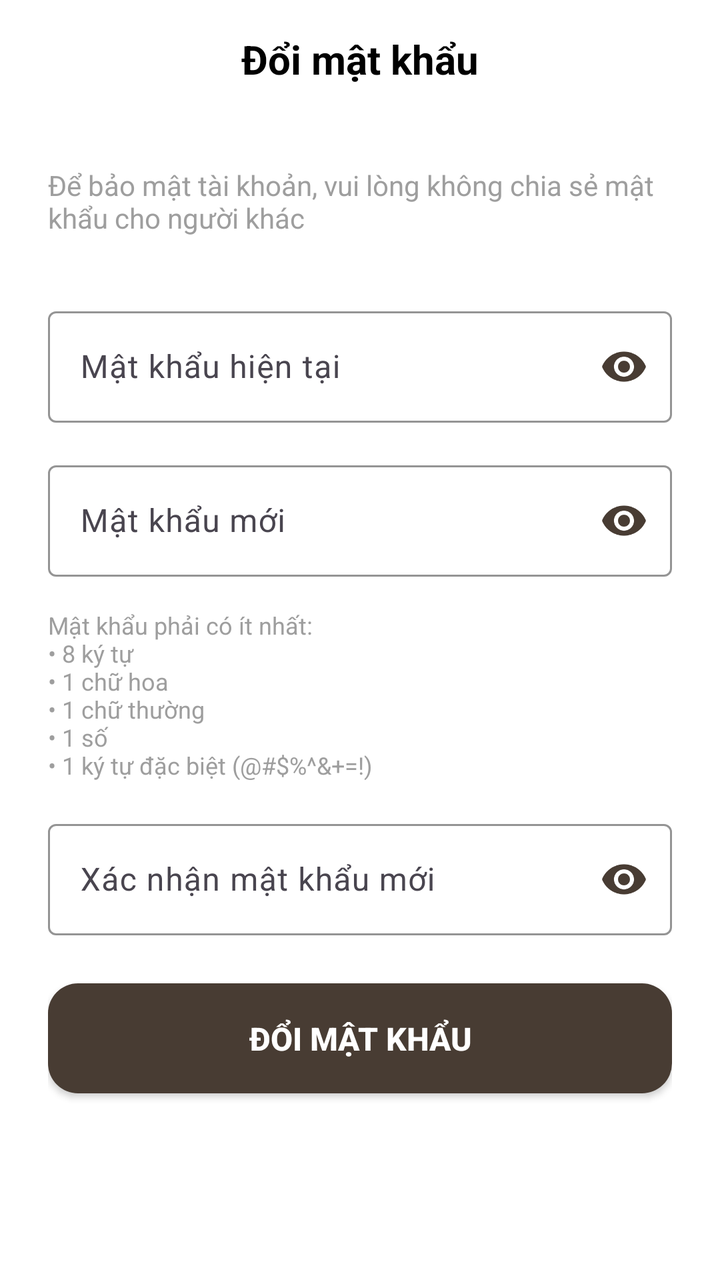
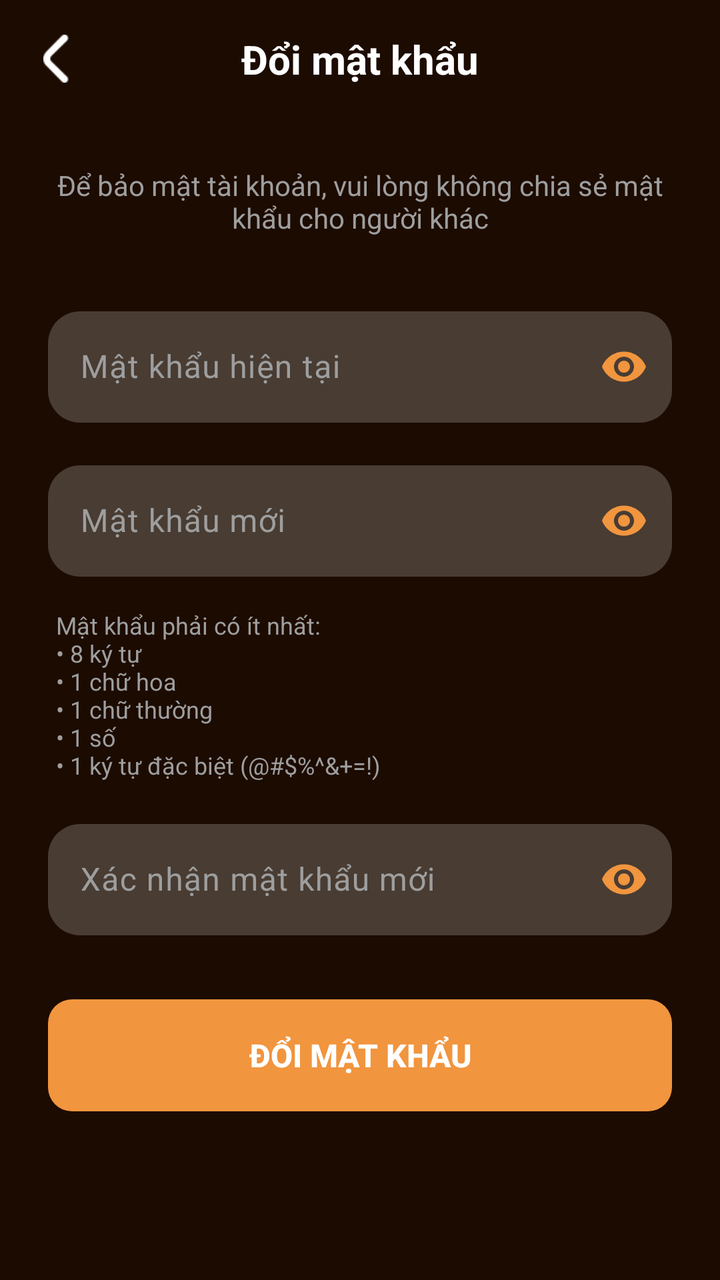

Before-and-after screenshots of an Android layout around one commit, followed by the original layout XML and the change that was made.
<!-- AndroidManifest.xml: application theme Theme.TTLTMobile -->
<!-- res/layout/activity_change_password.xml -->
<?xml version="1.0" encoding="utf-8"?>
<androidx.constraintlayout.widget.ConstraintLayout xmlns:android="http://schemas.android.com/apk/res/android"
    xmlns:app="http://schemas.android.com/apk/res-auto"
    xmlns:tools="http://schemas.android.com/tools"
    android:layout_width="match_parent"
    android:layout_height="match_parent"
    android:background="@color/white"
    tools:context=".ui.profile.ChangePasswordActivity">

    
    <LinearLayout
        android:id="@+id/header"
        android:layout_width="match_parent"
        android:layout_height="wrap_content"
        android:orientation="horizontal"
        android:padding="16dp"
        android:gravity="center_vertical"
        app:layout_constraintTop_toTopOf="parent">

        <ImageView
            android:id="@+id/btnBack"
            android:layout_width="24dp"
            android:layout_height="24dp"
            android:src="@drawable/back"
            android:contentDescription="Back" />

        <TextView
            android:layout_width="0dp"
            android:layout_height="wrap_content"
            android:layout_weight="1"
            android:text="Đổi mật khẩu"
            android:textSize="20sp"
            android:textStyle="bold"
            android:textColor="@color/black"
            android:gravity="center"
            android:layout_marginEnd="24dp" />
    </LinearLayout>

    
    <ScrollView
        android:layout_width="match_parent"
        android:layout_height="0dp"
        android:fillViewport="true"
        app:layout_constraintTop_toBottomOf="@id/header"
        app:layout_constraintBottom_toBottomOf="parent">

        <LinearLayout
            android:layout_width="match_parent"
            android:layout_height="wrap_content"
            android:orientation="vertical"
            android:padding="24dp">

            
            <TextView
                android:layout_width="match_parent"
                android:layout_height="wrap_content"
                android:text="Để bảo mật tài khoản, vui lòng không chia sẻ mật khẩu cho người khác"
                android:textSize="14sp"
                android:textColor="@color/grey"
                android:layout_marginBottom="32dp" />

            
            <com.google.android.material.textfield.TextInputLayout
                android:layout_width="match_parent"
                android:layout_height="wrap_content"
                android:layout_marginBottom="16dp"
                app:boxStrokeColor="@color/brown"
                app:hintTextColor="@color/brown"
                app:endIconMode="password_toggle"
                app:endIconTint="@color/brown">

                <com.google.android.material.textfield.TextInputEditText
                    android:id="@+id/edtCurrentPassword"
                    android:layout_width="match_parent"
                    android:layout_height="wrap_content"
                    android:hint="Mật khẩu hiện tại"
                    android:inputType="textPassword"
                    android:textSize="16sp" />
            </com.google.android.material.textfield.TextInputLayout>

            
            <com.google.android.material.textfield.TextInputLayout
                android:layout_width="match_parent"
                android:layout_height="wrap_content"
                android:layout_marginBottom="16dp"
                app:boxStrokeColor="@color/brown"
                app:hintTextColor="@color/brown"
                app:endIconMode="password_toggle"
                app:endIconTint="@color/brown">

                <com.google.android.material.textfield.TextInputEditText
                    android:id="@+id/edtNewPassword"
                    android:layout_width="match_parent"
                    android:layout_height="wrap_content"
                    android:hint="Mật khẩu mới"
                    android:inputType="textPassword"
                    android:textSize="16sp" />
            </com.google.android.material.textfield.TextInputLayout>

            
            <TextView
                android:layout_width="match_parent"
                android:layout_height="wrap_content"
                android:text="Mật khẩu phải có ít nhất:\n• 8 ký tự\n• 1 chữ hoa\n• 1 chữ thường\n• 1 số\n• 1 ký tự đặc biệt (@#$%^&amp;+=!)"
                android:textSize="12sp"
                android:textColor="@color/grey"
                android:layout_marginBottom="16dp" />

            
            <com.google.android.material.textfield.TextInputLayout
                android:layout_width="match_parent"
                android:layout_height="wrap_content"
                android:layout_marginBottom="24dp"
                app:boxStrokeColor="@color/brown"
                app:hintTextColor="@color/brown"
                app:endIconMode="password_toggle"
                app:endIconTint="@color/brown">

                <com.google.android.material.textfield.TextInputEditText
                    android:id="@+id/edtConfirmPassword"
                    android:layout_width="match_parent"
                    android:layout_height="wrap_content"
                    android:hint="Xác nhận mật khẩu mới"
                    android:inputType="textPassword"
                    android:textSize="16sp" />
            </com.google.android.material.textfield.TextInputLayout>

            
            <androidx.appcompat.widget.AppCompatButton
                android:id="@+id/btnChangePassword"
                android:layout_width="match_parent"
                android:layout_height="55dp"
                android:text="Đổi mật khẩu"
                android:textColor="@color/white"
                android:textSize="16sp"
                android:textStyle="bold"
                android:background="@drawable/brown_bg" />

        </LinearLayout>
    </ScrollView>

</androidx.constraintlayout.widget.ConstraintLayout>
<!-- resources referenced by this layout -->
<resources>
  <color name="black">#FF000000</color>
  <color name="brown">#483c33</color>
  <color name="grey">#9E9E9E</color>
  <color name="white">#FFFFFFFF</color>
  <!-- drawable back: png bitmap (drawable-hdpi, 258 bytes) -->
  <!-- drawable brown_bg (drawable) -->
  <?xml version="1.0" encoding="utf-8"?>
  <selector xmlns:android="http://schemas.android.com/apk/res/android">
  <item>
      <shape android:shape="rectangle">
          <solid android:color="@color/brown"/>
          <corners android:radius="15dp"/>
      </shape>
  </item>
  </selector>
  <style name="Theme.TTLTMobile" parent="Base.Theme.TTLTMobile" />
  <style name="Base.Theme.TTLTMobile" parent="Theme.Material3.DayNight.NoActionBar">
          
          
      </style>
</resources>

<!-- the commit's change to res/layout/activity_change_password.xml (unified diff, before → after) -->
@@ -4,10 +4,9 @@
     xmlns:tools="http://schemas.android.com/tools"
     android:layout_width="match_parent"
     android:layout_height="match_parent"
-    android:background="@color/white"
+    android:background="@color/darkBrown"
     tools:context=".ui.profile.ChangePasswordActivity">
 
-    
     <LinearLayout
         android:id="@+id/header"
         android:layout_width="match_parent"
@@ -22,6 +21,7 @@
             android:layout_width="24dp"
             android:layout_height="24dp"
             android:src="@drawable/back"
+            app:tint="@color/white"
             android:contentDescription="Back" />
 
         <TextView
@@ -31,12 +31,11 @@
             android:text="Đổi mật khẩu"
             android:textSize="20sp"
             android:textStyle="bold"
-            android:textColor="@color/black"
+            android:textColor="@color/white"
             android:gravity="center"
             android:layout_marginEnd="24dp" />
     </LinearLayout>
 
-    
     <ScrollView
         android:layout_width="match_parent"
         android:layout_height="0dp"
@@ -50,24 +49,29 @@
             android:orientation="vertical"
             android:padding="24dp">
 
-            
             <TextView
                 android:layout_width="match_parent"
                 android:layout_height="wrap_content"
                 android:text="Để bảo mật tài khoản, vui lòng không chia sẻ mật khẩu cho người khác"
                 android:textSize="14sp"
                 android:textColor="@color/grey"
+                android:gravity="center"
                 android:layout_marginBottom="32dp" />
 
-            
             <com.google.android.material.textfield.TextInputLayout
                 android:layout_width="match_parent"
                 android:layout_height="wrap_content"
                 android:layout_marginBottom="16dp"
-                app:boxStrokeColor="@color/brown"
-                app:hintTextColor="@color/brown"
+                android:textColorHint="@color/grey"
+                app:boxBackgroundColor="@color/brown"
+                app:boxStrokeWidth="0dp"
+                app:boxCornerRadiusTopStart="16dp"
+                app:boxCornerRadiusTopEnd="16dp"
+                app:boxCornerRadiusBottomStart="16dp"
+                app:boxCornerRadiusBottomEnd="16dp"
+                app:hintTextColor="@color/orange"
                 app:endIconMode="password_toggle"
-                app:endIconTint="@color/brown">
+                app:endIconTint="@color/orange">
 
                 <com.google.android.material.textfield.TextInputEditText
                     android:id="@+id/edtCurrentPassword"
@@ -75,18 +79,24 @@
                     android:layout_height="wrap_content"
                     android:hint="Mật khẩu hiện tại"
                     android:inputType="textPassword"
+                    android:textColor="@color/white"
                     android:textSize="16sp" />
             </com.google.android.material.textfield.TextInputLayout>
 
-            
             <com.google.android.material.textfield.TextInputLayout
                 android:layout_width="match_parent"
                 android:layout_height="wrap_content"
                 android:layout_marginBottom="16dp"
-                app:boxStrokeColor="@color/brown"
-                app:hintTextColor="@color/brown"
+                android:textColorHint="@color/grey"
+                app:boxBackgroundColor="@color/brown"
+                app:boxStrokeWidth="0dp"
+                app:boxCornerRadiusTopStart="16dp"
+                app:boxCornerRadiusTopEnd="16dp"
+                app:boxCornerRadiusBottomStart="16dp"
+                app:boxCornerRadiusBottomEnd="16dp"
+                app:hintTextColor="@color/orange"
                 app:endIconMode="password_toggle"
-                app:endIconTint="@color/brown">
+                app:endIconTint="@color/orange">
 
                 <com.google.android.material.textfield.TextInputEditText
                     android:id="@+id/edtNewPassword"
@@ -94,27 +104,33 @@
                     android:layout_height="wrap_content"
                     android:hint="Mật khẩu mới"
                     android:inputType="textPassword"
+                    android:textColor="@color/white"
                     android:textSize="16sp" />
             </com.google.android.material.textfield.TextInputLayout>
 
-            
             <TextView
                 android:layout_width="match_parent"
                 android:layout_height="wrap_content"
                 android:text="Mật khẩu phải có ít nhất:\n• 8 ký tự\n• 1 chữ hoa\n• 1 chữ thường\n• 1 số\n• 1 ký tự đặc biệt (@#$%^&amp;+=!)"
                 android:textSize="12sp"
                 android:textColor="@color/grey"
-                android:layout_marginBottom="16dp" />
+                android:layout_marginBottom="16dp"
+                android:paddingStart="4dp"/>
 
-            
             <com.google.android.material.textfield.TextInputLayout
                 android:layout_width="match_parent"
                 android:layout_height="wrap_content"
-                android:layout_marginBottom="24dp"
-                app:boxStrokeColor="@color/brown"
-                app:hintTextColor="@color/brown"
+                android:layout_marginBottom="32dp"
+                android:textColorHint="@color/grey"
+                app:boxBackgroundColor="@color/brown"
+                app:boxStrokeWidth="0dp"
+                app:boxCornerRadiusTopStart="16dp"
+                app:boxCornerRadiusTopEnd="16dp"
+                app:boxCornerRadiusBottomStart="16dp"
+                app:boxCornerRadiusBottomEnd="16dp"
+                app:hintTextColor="@color/orange"
                 app:endIconMode="password_toggle"
-                app:endIconTint="@color/brown">
+                app:endIconTint="@color/orange">
 
                 <com.google.android.material.textfield.TextInputEditText
                     android:id="@+id/edtConfirmPassword"
@@ -122,20 +138,21 @@
                     android:layout_height="wrap_content"
                     android:hint="Xác nhận mật khẩu mới"
                     android:inputType="textPassword"
+                    android:textColor="@color/white"
                     android:textSize="16sp" />
             </com.google.android.material.textfield.TextInputLayout>
 
-            
             <androidx.appcompat.widget.AppCompatButton
                 android:id="@+id/btnChangePassword"
                 android:layout_width="match_parent"
-                android:layout_height="55dp"
+                android:layout_height="56dp"
                 android:text="Đổi mật khẩu"
                 android:textColor="@color/white"
                 android:textSize="16sp"
                 android:textStyle="bold"
-                android:background="@drawable/brown_bg" />
-
+                android:background="@drawable/red_button_bg"
+                android:backgroundTint="@color/orange"
+                android:stateListAnimator="@null"/>
         </LinearLayout>
     </ScrollView>
 
<!-- resource entries referenced after the edit -->
@@ -1,20 +1,17 @@
 <!-- resources referenced by this layout -->
 <resources>
-  <color name="black">#FF000000</color>
   <color name="brown">#483c33</color>
+  <color name="darkBrown">#1c0b01</color>
   <color name="grey">#9E9E9E</color>
+  <color name="orange">#f1953e</color>
   <color name="white">#FFFFFFFF</color>
   <!-- drawable back: png bitmap (drawable-hdpi, 258 bytes) -->
-  <!-- drawable brown_bg (drawable) -->
+  <!-- drawable red_button_bg (drawable) -->
   <?xml version="1.0" encoding="utf-8"?>
-  <selector xmlns:android="http://schemas.android.com/apk/res/android">
-  <item>
-      <shape android:shape="rectangle">
-          <solid android:color="@color/brown"/>
-          <corners android:radius="15dp"/>
-      </shape>
-  </item>
-  </selector>
+  <shape xmlns:android="http://schemas.android.com/apk/res/android">
+      <solid android:color="#E53935" />
+      <corners android:radius="12dp" />
+  </shape>
   <style name="Theme.TTLTMobile" parent="Base.Theme.TTLTMobile" />
   <style name="Base.Theme.TTLTMobile" parent="Theme.Material3.DayNight.NoActionBar">
           
